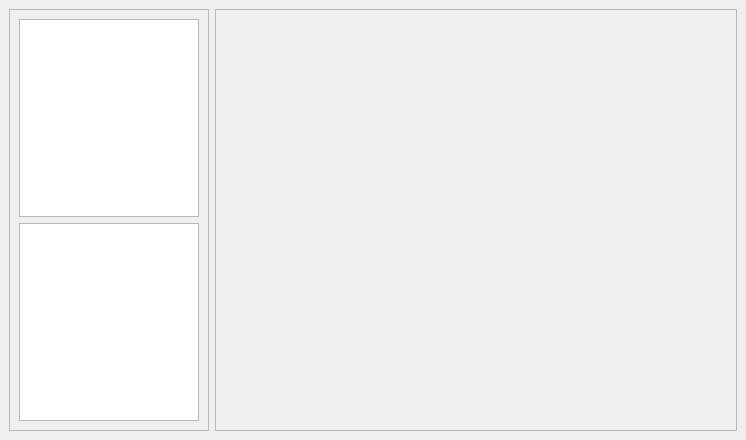
Old version of the form wave.ui in the repository libresilicon/qtflow.
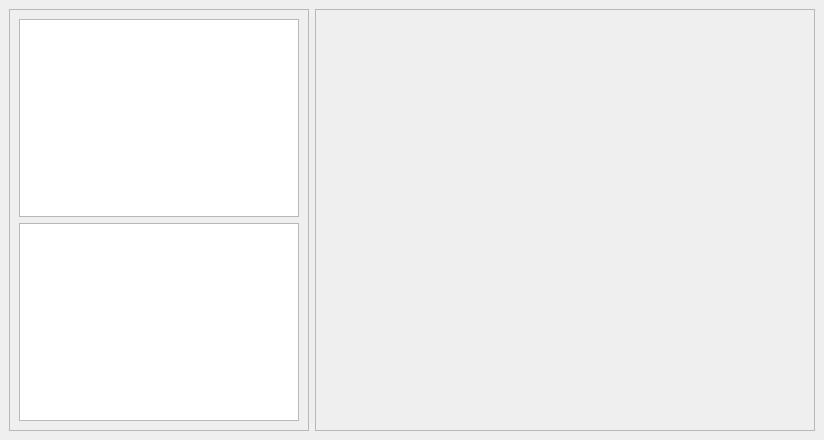
New version of the form.

```diff
--- a/wave.ui
+++ b/wave.ui
@@ -6,7 +6,7 @@
    <rect>
     <x>0</x>
     <y>0</y>
-    <width>746</width>
+    <width>818</width>
     <height>440</height>
    </rect>
   </property>
@@ -17,9 +17,15 @@
    <layout class="QGridLayout" name="gridLayout">
     <item row="0" column="0">
      <widget class="QFrame" name="selectionFrame">
+      <property name="minimumSize">
+       <size>
+        <width>300</width>
+        <height>0</height>
+       </size>
+      </property>
       <property name="maximumSize">
        <size>
-        <width>200</width>
+        <width>300</width>
         <height>16777215</height>
        </size>
       </property>
@@ -41,6 +47,12 @@
     </item>
     <item row="0" column="1">
      <widget class="QFrame" name="signalFrame">
+      <property name="minimumSize">
+       <size>
+        <width>500</width>
+        <height>0</height>
+       </size>
+      </property>
       <property name="frameShape">
        <enum>QFrame::StyledPanel</enum>
       </property>
```
